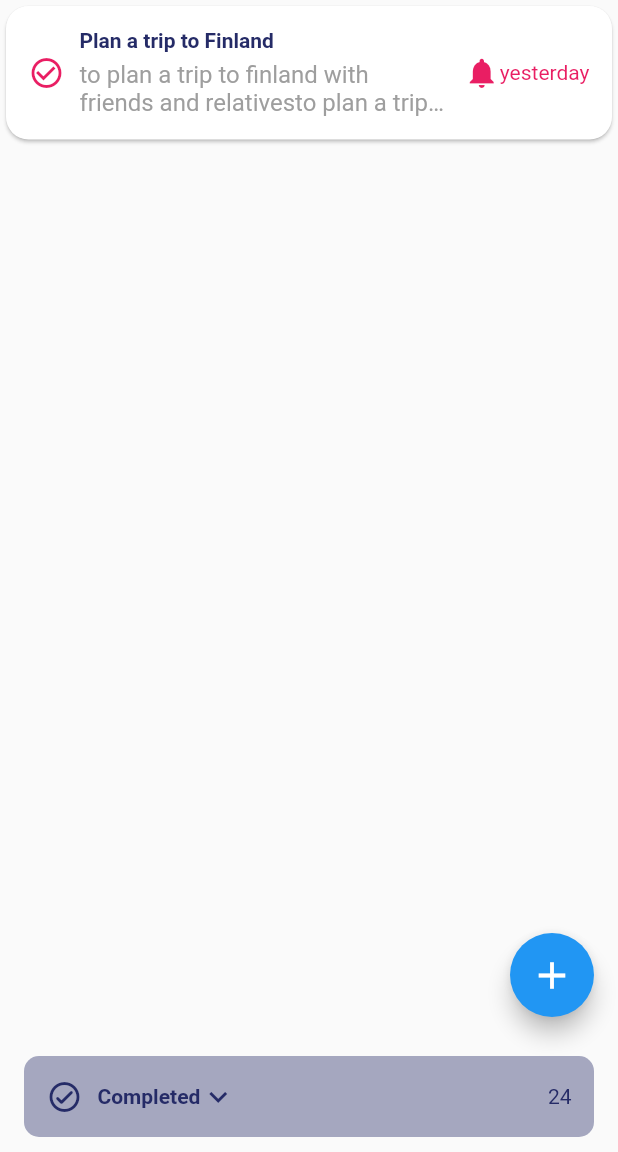
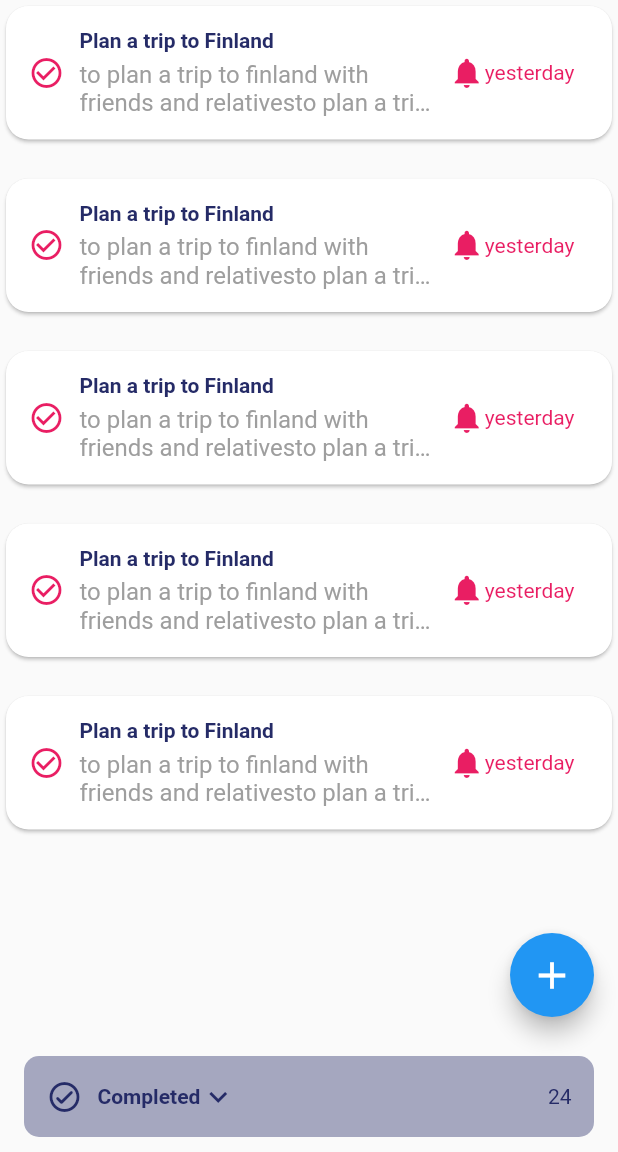
Before and after one commit to mariamatahiru/todo_app, a Flutter app: the screen it shows after launch, on a phone screen of 412 x 824 dp, the part 84-1236 px from its top. Run offline on Flutter 3.47's test engine with Material 2 defaults, Android fonts, the phone set to English and light mode, and no system bars; our stand-ins replace modal_bottom_sheet; missing offline and left inert: dart:html, dart:js.

```diff
--- a/lib/home_view.dart
+++ /dev/null
@@ -1,136 +0,0 @@
-import 'package:flutter/material.dart';
-import 'package:todo_app/utils.dart';
-
-class HomeView extends StatelessWidget {
-  const HomeView({Key? key}) : super(key: key);
-
-  @override
-  Widget build(BuildContext context) {
-    return Scaffold(
-      appBar: AppBar(
-        leading: Padding(
-          padding: const EdgeInsets.only(left: 15),
-          child: CircleAvatar(
-            backgroundImage: AssetImage('assets/unsplash.jpg'),
-          ),
-        ),
-        title: Text(
-          'My Task',
-        ),
-        elevation: 0,
-        actions: [
-          Icon(Icons.sort),
-          Padding(
-            padding: const EdgeInsets.all(8.0),
-            child: Icon(Icons.search),
-          ),
-        ],
-      ),
-      body: Card(
-        shape: RoundedRectangleBorder(
-          borderRadius: BorderRadius.circular(15),
-        ),
-        child: Padding(
-          padding: const EdgeInsets.all(15),
-          child: Row(
-            children: [
-              Icon(
-                Icons.check_circle_outline,
-                color: Colors.pink,
-              ),
-              const SizedBox(
-                width: 10,
-              ),
-              Expanded(
-                child: Column(
-                    mainAxisSize: MainAxisSize.min,
-                    crossAxisAlignment: CrossAxisAlignment.start,
-                    children: [
-                      Text(
-                        'Plan a trip to Finland',
-                        style: TextStyle(
-                          fontWeight: FontWeight.w600,
-                          color: CostomBlue,
-                        ),
-                      ),
-                      SizedBox(
-                        height: 5,
-                      ),
-                      Text(
-                        'to plan a trip to finland with friends and relatives' 'to plan a trip to finland with friends and relatives',
-                        maxLines: 2,
-                        overflow: TextOverflow.ellipsis,
-                        style: TextStyle(color: Colors.grey, fontSize: 16),
-                      )
-                    ]),
-              ),
-              SizedBox(
-                width: 10,
-              ),
-              Row(
-                children: [
-                  Icon(
-                    Icons.notifications,
-                    color: Colors.pink,
-                  ),
-                  Text(
-                    'yesterday',
-                    style: TextStyle(color: Colors.pink),
-                  ),
-                ],
-              )
-            ],
-          ),
-        ),
-      ),
-      floatingActionButton: FloatingActionButton(
-        child: Icon(
-          Icons.add,
-          size: 30,
-        ),
-        onPressed: () {},
-        backgroundColor: Colors.blue,
-      ),
-      bottomNavigationBar: SafeArea(
-        child: Padding(
-          padding: const EdgeInsets.symmetric(vertical: 10, horizontal: 16),
-          child: Material(
-            borderRadius: BorderRadius.circular(10),
-            color: Color.fromRGBO(37, 43, 103, 0.4),
-            child: Padding(
-              padding: const EdgeInsets.all(15),
-              child: Row(
-                children: [
-                  Icon(
-                    Icons.check_circle_outline_rounded,
-                    color: CostomBlue,
-                  ),
-                  SizedBox(
-                    width: 10,
-                  ),
-                  Row(
-                    children: [
-                      Text(
-                        'Completed',
-                        style: TextStyle(
-                            color: CostomBlue, fontWeight: FontWeight.w600),
-                      ),
-                      Icon(
-                        Icons.keyboard_arrow_down,
-                        color: CostomBlue,
-                      ),
-                    ],
-                  ),
-                  const Spacer(),
-                  Text( '24',
-                    style: TextStyle(color: CostomBlue),
-                  ),
-                ],
-              ),
-            ),
-          ),
-        ),
-      ),
-    );
-  }
-}
--- a/lib/main.dart
+++ b/lib/main.dart
@@ -1,7 +1,7 @@
 import 'package:flutter/material.dart';
 import 'package:todo_app/utils.dart';
 
-import 'home_view.dart';
+import 'views/home_view.dart';
 
 void main() {
   runApp(const MyApp());
--- /dev/null
+++ b/lib/views/home_view.dart
@@ -0,0 +1,146 @@
+
+
+import 'dart:js';
+
+import 'package:flutter/material.dart';
+import 'package:todo_app/utils.dart';
+import 'package:todo_app/views/create_todo.dart';
+import 'package:todo_app/views/todo_tile_view.dart';
+import 'create_todo.dart';
+import 'package:modal_bottom_sheet/modal_bottom_sheet.dart';
+
+
+import '../utils.dart';
+
+class HomeView extends StatelessWidget {
+  const HomeView({Key? key}) : super(key: key);
+
+  @override
+  Widget build(BuildContext context) {
+    return Scaffold(
+      appBar: AppBar(
+        leading: Padding(
+          padding: const EdgeInsets.only(left: 15),
+          child: CircleAvatar(
+            backgroundImage: AssetImage('assets/unsplash.jpg'),
+          ),
+        ),
+        title: Text(
+          'My Task',
+        ),
+        elevation: 0,
+        actions: [
+          Icon(Icons.sort),
+          Padding(
+            padding: const EdgeInsets.all(8.0),
+            child: Icon(Icons.search),
+          ),
+        ],
+      ),
+      body: ListView.separated(itemBuilder: (context,index){
+        return const TodoTileView();
+      }, separatorBuilder: (context, index){
+        return SizedBox(
+          height:18
+        );
+      },
+      itemCount: 5),
+      floatingActionButton: FloatingActionButton(
+        child: Icon(
+          Icons.add,
+          size: 30,
+        ),
+        onPressed: () {
+          Navigator.of(context).push(MaterialPageRoute(builder:(context){
+            return CreateTodoView();
+          } ));
+        },
+        backgroundColor: Colors.blue,
+      ),
+      bottomNavigationBar: SafeArea(
+        child:Padding(
+          padding: const EdgeInsets.symmetric(vertical: 10, horizontal: 16),
+          child: Material(
+            borderRadius: BorderRadius.circular(10),
+            color: Color.fromRGBO(37, 43, 103, 0.4),
+            child: Padding(
+              padding: const EdgeInsets.all(15),
+              child: InkWell(
+                onTap: () {
+                  showBarModalBottomSheet(context: context,
+                   builder:(context){
+                     return CompletedTodoWidget();
+                   });
+                },
+                child: Row(
+                  children: [
+                    Icon(
+                      Icons.check_circle_outline_rounded,
+                      color: CostomBlue,
+                    ),
+                    SizedBox(
+                      width: 10,
+                    ),
+                    Row(
+                      children: [
+                        Text(
+                          'Completed',
+                          style: TextStyle(
+                              color: CostomBlue, fontWeight: FontWeight.w600),
+                        ),
+                        Icon(
+                          Icons.keyboard_arrow_down,
+                          color: CostomBlue,
+                        ),
+                      ],
+                    ),
+                    const Spacer(),
+                    Text( '24',
+                      style: TextStyle(color: CostomBlue),
+                    ),
+                  ],
+                ),
+              ),
+            ),
+          ),
+        ),
+      ),
+    );
+  }
+}
+
+class CompletedTodoWidget extends StatelessWidget {
+  const CompletedTodoWidget({
+    Key? key,
+  }) : super(key: key);
+
+  @override
+  Widget build(BuildContext context) {
+    return Card(
+      child: ListTile(
+       leading: Icon(Icons.check_circle_outline,
+       color: CostomBlue,
+       ),
+       title:Text('Plan a trip to Finland',
+       style: TextStyle(fontWeight: FontWeight.w600,
+       color: CostomBlue
+       ),
+       ),
+       subtitle: Text('to plan a trip to finland with friends and relatives',
+       style: TextStyle(fontSize: 16),
+       ),
+       trailing:Row(
+         mainAxisSize: MainAxisSize.min,
+         children: [Icon(
+                    Icons.notifications,
+                    color: CostomBlue,
+          ),
+          Text('yesterday',style: TextStyle(color:CostomBlue),
+          ),
+          ],
+
+       )
+      ),
+    );
+  }
+}
--- a/pubspec.yaml
+++ b/pubspec.yaml
@@ -34,6 +34,7 @@ dependencies:
   # The following adds the Cupertino Icons font to your application.
   # Use with the CupertinoIcons class for iOS style icons.
   cupertino_icons: ^1.0.2
+  modal_bottom_sheet: ^2.0.0
 
 dev_dependencies:
   flutter_test:
```
